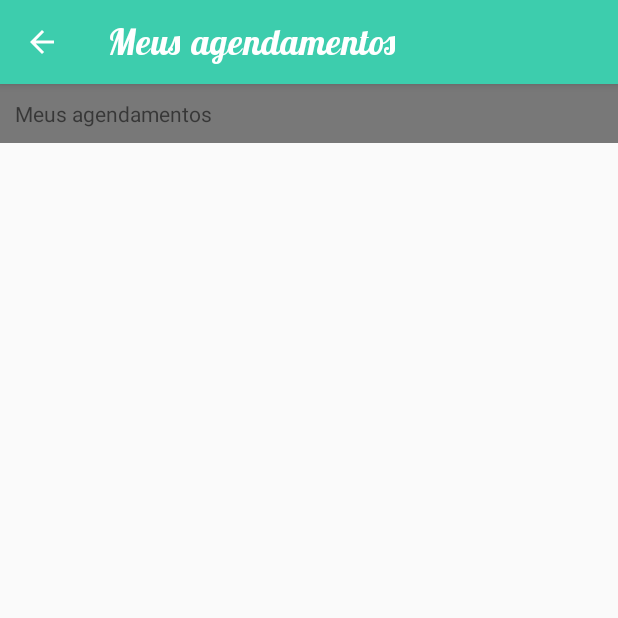
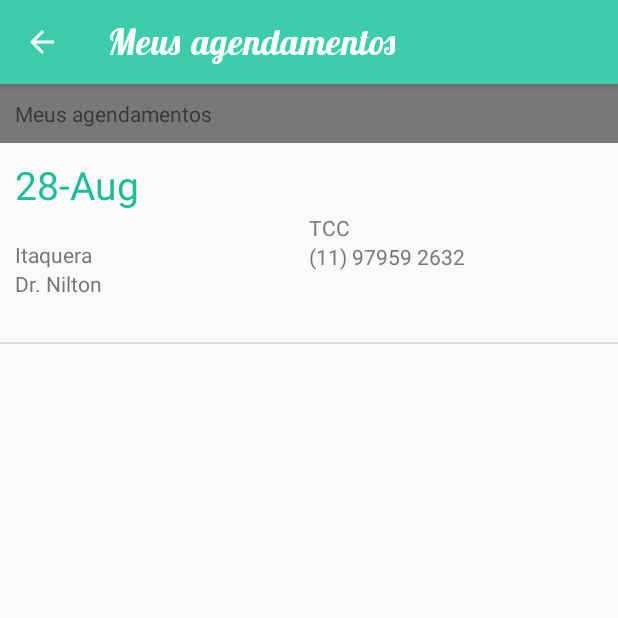
Before and after one commit to TCCSIM02/tcc_grupo_02_2017_Android_v2, an Android app: the MyAppointmentsActivity screen opened directly, with no data from a screen before it, on a phone screen of 412 x 824 dp, the top half of it. Run offline under Robolectric (Android 15) with nearby library versions, the phone set to English and light mode, and no system bars; our stand-ins replace Volley; network calls fail; 1 statement that could not run was skipped.

Commit message:
Primeiro Commit

```diff
--- a/app/src/main/java/com/doctappo/MainActivity.java
+++ b/app/src/main/java/com/doctappo/MainActivity.java
@@ -121,7 +121,7 @@ public class MainActivity extends CommonActivity implements NavigationView.OnNav
 
         navigationView.setNavigationItemSelectedListener(this);
         Menu nav_Menu = navigationView.getMenu();
-        /*if (!common.is_user_login()){
+         /*if (!common.is_user_login()){
 
             nav_Menu.findItem(R.id.nav_appointment).setVisible(false);
             nav_Menu.findItem(R.id.nav_logout).setVisible(false);
@@ -210,6 +210,7 @@ public class MainActivity extends CommonActivity implements NavigationView.OnNav
 
         }else if (id == R.id.nav_appointment) {
             Intent intent = new Intent(MainActivity.this,MyAppointmentsActivity.class);
+            //Intent intent = new Intent(MainActivity.this,TimeSlotActivity.class);
             startActivity(intent);
 
         }else if(id == R.id.nav_logout){
--- a/app/src/main/java/com/doctappo/MyAppointmentsActivity.java
+++ b/app/src/main/java/com/doctappo/MyAppointmentsActivity.java
@@ -44,6 +44,15 @@ public class MyAppointmentsActivity extends CommonActivity {
         setContentView(R.layout.activity_my_appointments);
 
         appointmentArray = new ArrayList<>();
+
+
+        /*Exemplo de agendamento para protótipo*/
+        AppointmentModel exCon = new AppointmentModel("0", "1995", "58", "2017-08-28", "2017-08-27", "2017-09-28", "Ativo"
+                , "TCC", "niltonfilho95@gmail.com", "(11) 97959 2632", "2017-08-28", "Itaquera", "Conjunto José Bonifácio"
+                , "niltonfilho95@gmail2.com", "-23.5456743", "-46.4371517", "(11) 2523 4014","", ""
+                , "", "Dr. Nilton", "");
+
+        appointmentArray.add(exCon);
 
         allowBack();
         setHeaderTitle(getString(R.string.my_appointments));
--- a/app/src/main/java/models/AppointmentModel.java
+++ b/app/src/main/java/models/AppointmentModel.java
@@ -27,6 +27,31 @@ public class AppointmentModel {
     private String currency;
     private String doct_name;
     private String doct_degree;
+
+    public AppointmentModel(String id, String user_id, String bus_id, String appointment_date, String start_time, String time_token, String status, String app_name, String app_email, String app_phone, String created_at, String bus_title, String bus_slug, String bus_email, String bus_latitude, String bus_longitude, String bus_contact, String bus_logo, String bus_fee, String currency, String doct_name, String doct_degree) {
+        this.id = id;
+        this.user_id = user_id;
+        this.bus_id = bus_id;
+        this.appointment_date = appointment_date;
+        this.start_time = start_time;
+        this.time_token = time_token;
+        this.status = status;
+        this.app_name = app_name;
+        this.app_email = app_email;
+        this.app_phone = app_phone;
+        this.created_at = created_at;
+        this.bus_title = bus_title;
+        this.bus_slug = bus_slug;
+        this.bus_email = bus_email;
+        this.bus_latitude = bus_latitude;
+        this.bus_longitude = bus_longitude;
+        this.bus_contact = bus_contact;
+        this.bus_logo = bus_logo;
+        this.bus_fee = bus_fee;
+        this.currency = currency;
+        this.doct_name = doct_name;
+        this.doct_degree = doct_degree;
+    }
 
     public String getId() {
         return id;
--- a/app/src/main/res/layout/activity_time_slot.xml
+++ b/app/src/main/res/layout/activity_time_slot.xml
@@ -31,12 +31,12 @@
                 android:layout_height="wrap_content">
 
                 <TextView
+                    android:id="@+id/textSalonName"
                     android:layout_width="wrap_content"
                     android:layout_height="wrap_content"
-                    android:text="New Text"
-                    android:id="@+id/textSalonName"
-                    android:textSize="20dp"
-                    android:layout_marginLeft="20dp"/>
+                    android:layout_marginLeft="20dp"
+                    android:text="Unidade Mooca"
+                    android:textSize="20dp" />
                   <LinearLayout
                       android:layout_width="match_parent"
                       android:layout_height="wrap_content"
@@ -47,12 +47,12 @@
                         android:layout_width="match_parent"
                         android:layout_height="match_parent"
                         >
+
                         <TextView
                             android:layout_width="wrap_content"
                             android:layout_height="wrap_content"
 
-                            android:text="Approx Time : "
-                            />
+                            android:text="Tempo aproximado: " />
                         <TextView
                             android:layout_width="wrap_content"
                             android:layout_height="wrap_content"
```
